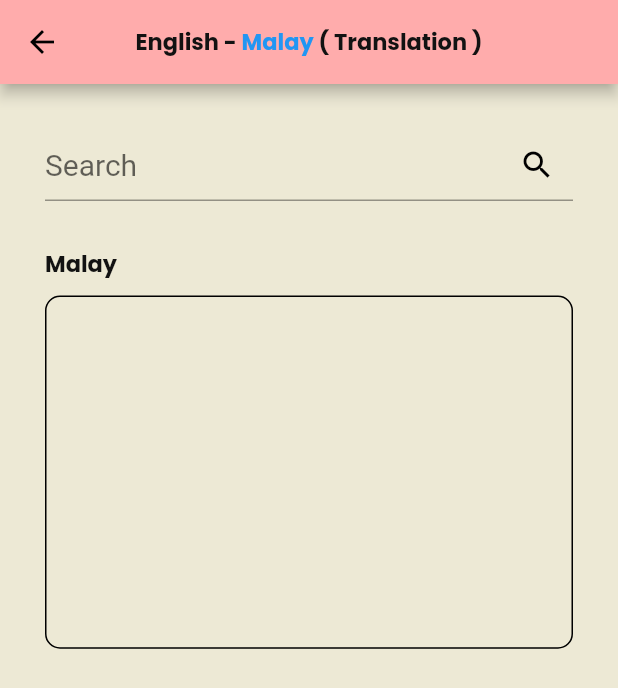
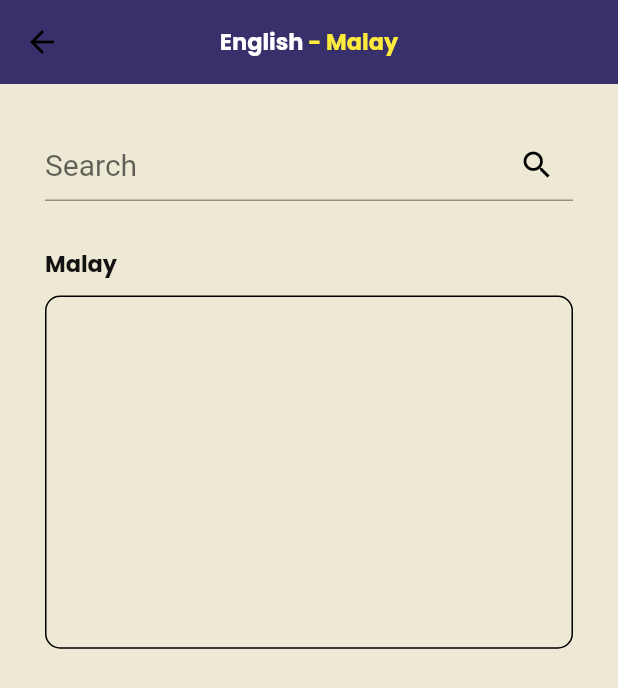
Before and after one commit to quezera97/malaysia_slang, a Flutter app: the screen it shows after launch, after a tap on the "g translate" icon, on a phone screen of 412 x 824 dp. Shown: the top 688 px of the screen. Run offline on Flutter 3.47's test engine with Material 2 defaults, Android fonts, the phone set to English and light mode, and no system bars; our stand-ins replace audioplayers, connectivity_plus, hexcolor, share_plus, shared_preferences; missing offline and left inert: flutter_email_sender, translator.

```diff
--- a/lib/ui/selectSlang.dart
+++ b/lib/ui/selectSlang.dart
@@ -8,31 +8,31 @@ import 'package:hexcolor/hexcolor.dart';
 class SelectSlang extends StatelessWidget {
   Widget build(BuildContext context) {
     return Scaffold(
-        backgroundColor: HexColor('#EDE9D5'),
+        backgroundColor: HexColor('#66347F'),
         appBar: AppBar(
           elevation: 0.0,
-          backgroundColor: HexColor('#FFACAC'),
+          backgroundColor: HexColor('#37306B'),
           centerTitle: false,
           title: RichText(
             text: TextSpan(
               children: <TextSpan>[
                 TextSpan(
-                    text: 'Slang - ',
+                    text: 'Slang',
                     style: TextStyle(
                         fontSize: 15,
-                        color: Color(0xFF121212),
+                        color: Colors.white,
                         fontFamily: 'PoppinsBold')),
                 TextSpan(
-                    text: 'Malay - ',
+                    text: ' - Malay - ',
                     style: TextStyle(
                         fontSize: 15,
-                        color: Colors.blue,
+                        color: Colors.yellow,
                         fontFamily: 'PoppinsBold')),
                 TextSpan(
                     text: 'English',
                     style: TextStyle(
                         fontSize: 15,
-                        color: Color(0xFF121212),
+                        color: Colors.white,
                         fontFamily: 'PoppinsBold')),
               ],
             ),
@@ -43,7 +43,7 @@ class SelectSlang extends StatelessWidget {
                 IconButton(
                   icon: Icon(
                     Icons.g_translate_rounded,
-                    color: Colors.black,
+                    color: Colors.white,
                   ),
                   onPressed: () {
                     Navigator.push(
@@ -55,7 +55,7 @@ class SelectSlang extends StatelessWidget {
                 IconButton(
                   icon: Icon(
                     Icons.search,
-                    color: Colors.black,
+                    color: Colors.white,
                   ),
                   onPressed: () {
                     Navigator.push(context,
@@ -65,7 +65,7 @@ class SelectSlang extends StatelessWidget {
                 IconButton(
                   icon: Icon(
                     Icons.settings,
-                    color: Colors.black,
+                    color: Colors.white,
                   ),
                   onPressed: () {
                     Navigator.push(context,
--- a/lib/ui/translation.dart
+++ b/lib/ui/translation.dart
@@ -84,28 +84,23 @@ class _TranslationPageState extends State<TranslationPage> {
             Navigator.pop(context);
           },
         ),
+        elevation: 0.0,
+        backgroundColor: HexColor('#37306B'),
         centerTitle: true,
-        backgroundColor: HexColor('#FFACAC'),
         title: RichText(
           text: TextSpan(
             children: <TextSpan>[
               TextSpan(
-                  text: 'English - ',
+                  text: 'English',
                   style: TextStyle(
                       fontSize: 15,
-                      color: Color(0xFF121212),
+                      color: Colors.white,
                       fontFamily: 'PoppinsBold')),
               TextSpan(
-                  text: 'Malay ',
+                  text: ' - Malay',
                   style: TextStyle(
                       fontSize: 15,
-                      color: Colors.blue,
-                      fontFamily: 'PoppinsBold')),
-              TextSpan(
-                  text: '( Translation )',
-                  style: TextStyle(
-                      fontSize: 15,
-                      color: Color(0xFF121212),
+                      color: Colors.yellow,
                       fontFamily: 'PoppinsBold')),
             ],
           ),
@@ -162,9 +157,9 @@ class _TranslationPageState extends State<TranslationPage> {
                           TextSpan(
                               text: 'Malay',
                               style: TextStyle(
-                                fontSize: 15,
-                                color: Color(0xFF121212),
-                                fontFamily: 'PoppinsBold')),
+                                  fontSize: 15,
+                                  color: Color(0xFF121212),
+                                  fontFamily: 'PoppinsBold')),
                         ],
                       ),
                     ),
--- a/lib/ui/widget/selectCardSlang.dart
+++ b/lib/ui/widget/selectCardSlang.dart
@@ -1,5 +1,6 @@
 import 'package:flutter/material.dart';
 import 'package:shared_preferences/shared_preferences.dart';
+import 'package:hexcolor/hexcolor.dart';
 import 'package:translator_app/enum/stateEnum.dart';
 import 'package:translator_app/ui/settings.dart';
 import 'package:translator_app/ui/slangList.dart';
@@ -46,7 +47,7 @@ class SelectCardSlang extends StatelessWidget {
   Widget build(BuildContext context) {
     return Card(
         elevation: 10,
-        color: Colors.white,
+        color: HexColor('#EDE9D5'),
         shadowColor: Colors.grey,
         clipBehavior: Clip.hardEdge,
         child: InkWell(
@@ -99,12 +100,10 @@ class SelectCardSlang extends StatelessWidget {
                     'prefsListNegeri', TerengganuList.terengganu);
               }
 
-              if(choice.title == StateEnum.settings){
+              if (choice.title == StateEnum.settings) {
                 Navigator.push(context,
-                  MaterialPageRoute(
-                      builder: (context) => Settings()));
-              }
-              else{
+                    MaterialPageRoute(builder: (context) => Settings()));
+              } else {
                 slangListFunc(context, prefs);
               }
             },
@@ -132,14 +131,13 @@ class SelectCardSlang extends StatelessWidget {
   }
 }
 
-void slangListFunc(context, prefs){
+void slangListFunc(context, prefs) {
   var slang = prefs.getString('prefsNegeri');
   var listSlang = prefs.getStringList('prefsListNegeri');
 
   Navigator.push(
       context,
       MaterialPageRoute(
-          builder: (context) => SlangList(
-              selectedSlang: slang!,
-              selectedSlangList: listSlang!)));
+          builder: (context) =>
+              SlangList(selectedSlang: slang!, selectedSlangList: listSlang!)));
 }
```
Also changed, not shown: lib/ui/report.dart (+13 -6 lines), lib/ui/searchAll.dart (+8 -7 lines), lib/ui/settings.dart (+7 -8 lines), lib/ui/slangList.dart (+6 -6 lines), lib/ui/widget/expansionTile.dart (+13 -8 lines), lib/ui/widget/leadingIconText.dart (added, +32 -0 lines).
